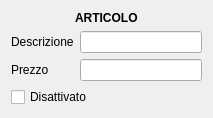
mtonin/gestcassa, file src/dettagliarticolo.ui: the form before one commit.
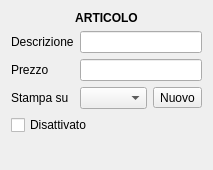
The form after the commit.

```diff
--- a/src/dettagliarticolo.ui
+++ b/src/dettagliarticolo.ui
@@ -7,7 +7,7 @@
     <x>0</x>
     <y>0</y>
     <width>213</width>
-    <height>114</height>
+    <height>170</height>
    </rect>
   </property>
   <property name="minimumSize">
@@ -20,7 +20,7 @@
    <string>Form</string>
   </property>
   <layout class="QVBoxLayout" name="verticalLayout">
-   <item alignment="Qt::AlignHCenter">
+   <item>
     <widget class="QLabel" name="label">
      <property name="font">
       <font>
@@ -31,6 +31,9 @@
      <property name="text">
       <string>ARTICOLO</string>
      </property>
+     <property name="alignment">
+      <set>Qt::AlignCenter</set>
+     </property>
     </widget>
    </item>
    <item>
@@ -68,6 +71,33 @@
        </property>
       </widget>
      </item>
+     <item row="2" column="0">
+      <widget class="QLabel" name="label_4">
+       <property name="text">
+        <string>Stampa su</string>
+       </property>
+       <property name="textFormat">
+        <enum>Qt::PlainText</enum>
+       </property>
+       <property name="wordWrap">
+        <bool>true</bool>
+       </property>
+      </widget>
+     </item>
+     <item row="2" column="1">
+      <layout class="QHBoxLayout" name="horizontalLayout">
+       <item>
+        <widget class="QComboBox" name="destStampaCombo"/>
+       </item>
+       <item>
+        <widget class="QToolButton" name="nuovaDestinazioneBtn">
+         <property name="text">
+          <string>Nuovo</string>
+         </property>
+        </widget>
+       </item>
+      </layout>
+     </item>
     </layout>
    </item>
    <item>
```
Left out of the diff: 5 changed lines with no effect on the pictures.
